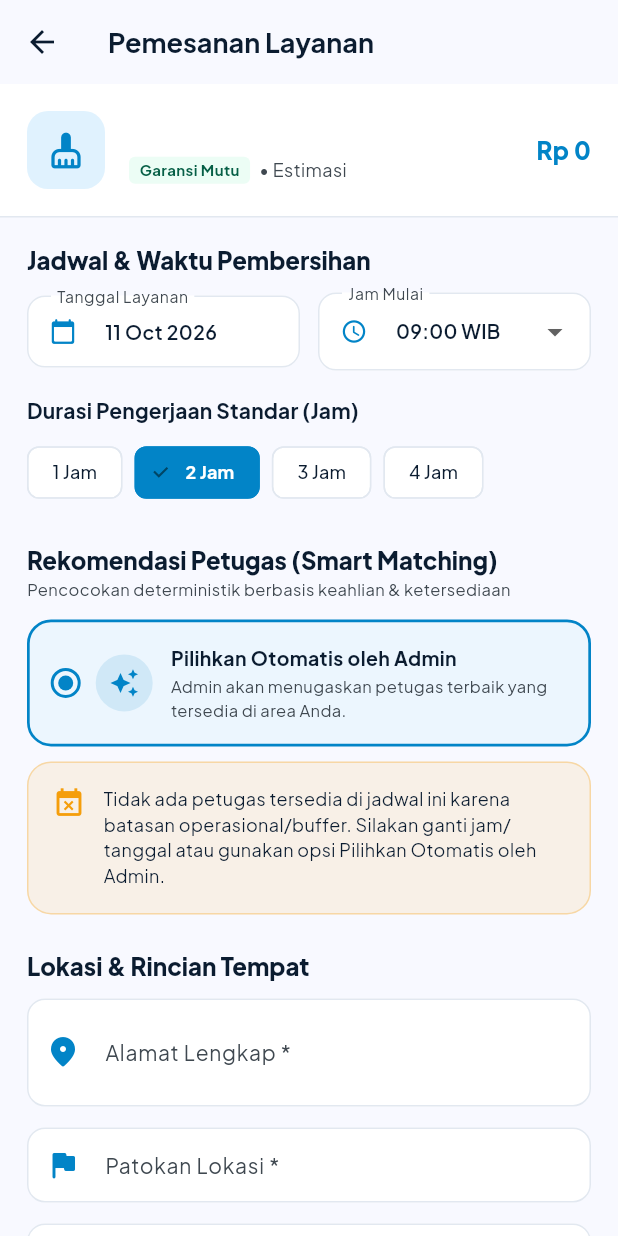
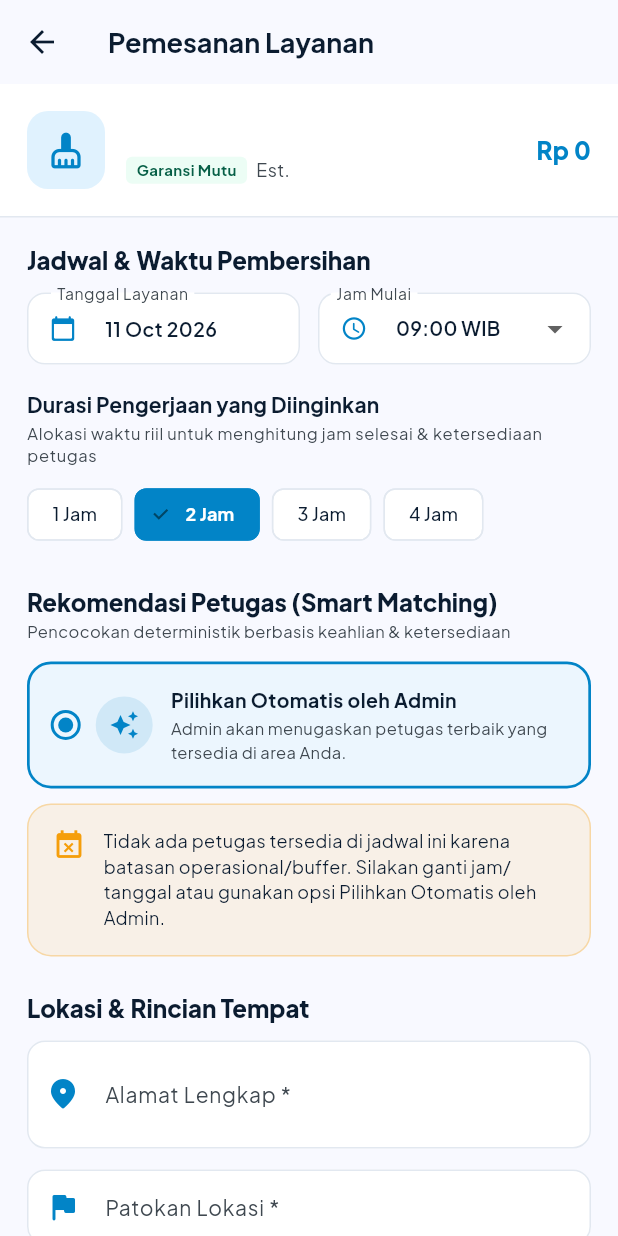
Before and after one commit to Remoonn/Resik.in, a Flutter app: the BookingScreen screen opened directly with empty values, on a phone screen of 412 x 824 dp. Run offline on Flutter 3.47's test engine with Material 3 defaults, Android fonts, the phone set to English and light mode, and no system bars; our stand-ins replace google_fonts, image_picker, supabase_flutter; accounts and stored records are empty; network calls fail.

Commit message:
feat(booking): fix layout overflow on small screens and update daily logbook

```diff
--- a/mobile/lib/screens/booking_screen.dart
+++ b/mobile/lib/screens/booking_screen.dart
@@ -52,6 +52,22 @@ class _BookingScreenState extends State<BookingScreen> {
   @override
   void initState() {
     super.initState();
+    // Inisialisasi durasi default sesuai standar layanan di BUSINESS-RULES (BR-SCH-003)
+    switch (widget.service.kategori.toLowerCase()) {
+      case 'kos':
+        _selectedDuration = 1;
+        break;
+      case 'kantor':
+        _selectedDuration = 3;
+        break;
+      case 'renovasi':
+        _selectedDuration = 4;
+        break;
+      case 'rumah':
+      default:
+        _selectedDuration = 2;
+        break;
+    }
     _loadRecommendations();
   }
 
@@ -232,13 +248,15 @@ class _BookingScreenState extends State<BookingScreen> {
                     ),
                     child: const Icon(Icons.cleaning_services_rounded, color: AppColors.primary, size: 26),
                   ),
-                  const SizedBox(width: 16),
+                  const SizedBox(width: 14),
                   Expanded(
                     child: Column(
                       crossAxisAlignment: CrossAxisAlignment.start,
                       children: [
                         Text(
                           widget.service.namaLayanan,
+                          maxLines: 2,
+                          overflow: TextOverflow.ellipsis,
                           style: const TextStyle(
                             fontSize: 16,
                             fontWeight: FontWeight.w800,
@@ -246,7 +264,10 @@ class _BookingScreenState extends State<BookingScreen> {
                           ),
                         ),
                         const SizedBox(height: 4),
-                        Row(
+                        Wrap(
+                          spacing: 6,
+                          runSpacing: 4,
+                          crossAxisAlignment: WrapCrossAlignment.center,
                           children: [
                             Container(
                               padding: const EdgeInsets.symmetric(horizontal: 7, vertical: 2),
@@ -263,9 +284,8 @@ class _BookingScreenState extends State<BookingScreen> {
                                 ),
                               ),
                             ),
-                            const SizedBox(width: 6),
                             Text(
-                              '• Estimasi ${widget.service.durasiEstimasi}',
+                              'Est. ${widget.service.durasiEstimasi}',
                               style: const TextStyle(fontSize: 12, color: AppColors.onSurfaceVariant),
                             ),
                           ],
@@ -273,6 +293,7 @@ class _BookingScreenState extends State<BookingScreen> {
                       ],
                     ),
                   ),
+                  const SizedBox(width: 8),
                   Text(
                     currencyFormatter.format(widget.service.tarifDasar),
                     style: const TextStyle(
@@ -324,9 +345,11 @@ class _BookingScreenState extends State<BookingScreen> {
                         Expanded(
                           child: DropdownButtonFormField<String>(
                             initialValue: _selectedStartTime,
+                            isExpanded: true,
                             decoration: const InputDecoration(
                               labelText: 'Jam Mulai',
                               prefixIcon: Icon(Icons.access_time_rounded, size: 18, color: AppColors.primary),
+                              contentPadding: EdgeInsets.symmetric(horizontal: 8, vertical: 12),
                             ),
                             items: _operatingHours.map((time) {
                               return DropdownMenuItem(
@@ -351,8 +374,16 @@ class _BookingScreenState extends State<BookingScreen> {
 
                     // Durasi Chips
                     Text(
-                      'Durasi Pengerjaan Standar (Jam)',
+                      'Durasi Pengerjaan yang Diinginkan',
                       style: Theme.of(context).textTheme.labelLarge?.copyWith(fontWeight: FontWeight.w700),
+                    ),
+                    const SizedBox(height: 2),
+                    Text(
+                      'Alokasi waktu riil untuk menghitung jam selesai & ketersediaan petugas',
+                      style: Theme.of(context).textTheme.bodySmall?.copyWith(
+                            color: AppColors.onSurfaceVariant,
+                            fontSize: 11,
+                          ),
                     ),
                     const SizedBox(height: 8),
                     Wrap(
@@ -816,7 +847,10 @@ class _BookingScreenState extends State<BookingScreen> {
                         ),
                         child: _isLoading
                             ? const CircularProgressIndicator(color: Colors.white)
-                            : const Row(
+                            : const FittedBox(
+                                fit: BoxFit.scaleDown,
+                                child: Row(
+                                  mainAxisSize: MainAxisSize.min,
                                   mainAxisAlignment: MainAxisAlignment.center,
                                   children: [
                                     Text(
@@ -826,6 +860,7 @@ class _BookingScreenState extends State<BookingScreen> {
                                     SizedBox(width: 8),
                                     Icon(Icons.arrow_forward_rounded, size: 18),
                                   ],
+                                ),
                               ),
                       ),
                     ),
```
Also changed, not shown: 2 other files. Lines whose indentation alone changed are shown as unchanged.
